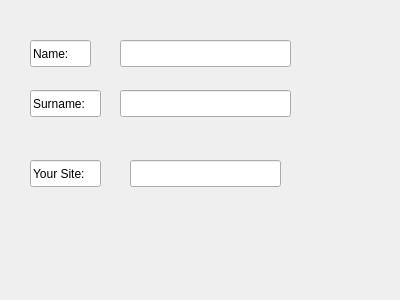
First picture: the form in nameandsite.ui, repository sefamert/MyFirstInterface, before the edit.
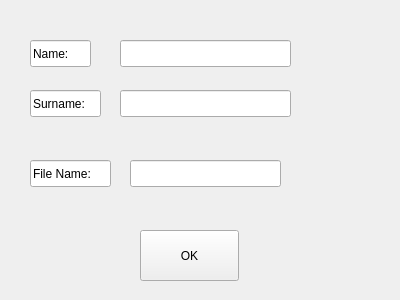
Second picture: the form after the edit.

Diff of the .ui file:
```diff
--- a/nameandsite.ui
+++ b/nameandsite.ui
@@ -64,12 +64,12 @@
     <rect>
      <x>30</x>
      <y>160</y>
-     <width>71</width>
+     <width>81</width>
      <height>27</height>
     </rect>
    </property>
    <property name="text">
-    <string>Your Site:</string>
+    <string>File Name:</string>
    </property>
   </widget>
   <widget class="QLineEdit" name="lineEdit_6">
@@ -82,6 +82,19 @@
     </rect>
    </property>
   </widget>
+  <widget class="QPushButton" name="pushButton">
+   <property name="geometry">
+    <rect>
+     <x>140</x>
+     <y>230</y>
+     <width>99</width>
+     <height>51</height>
+    </rect>
+   </property>
+   <property name="text">
+    <string>OK</string>
+   </property>
+  </widget>
  </widget>
  <resources/>
  <connections/>
```
